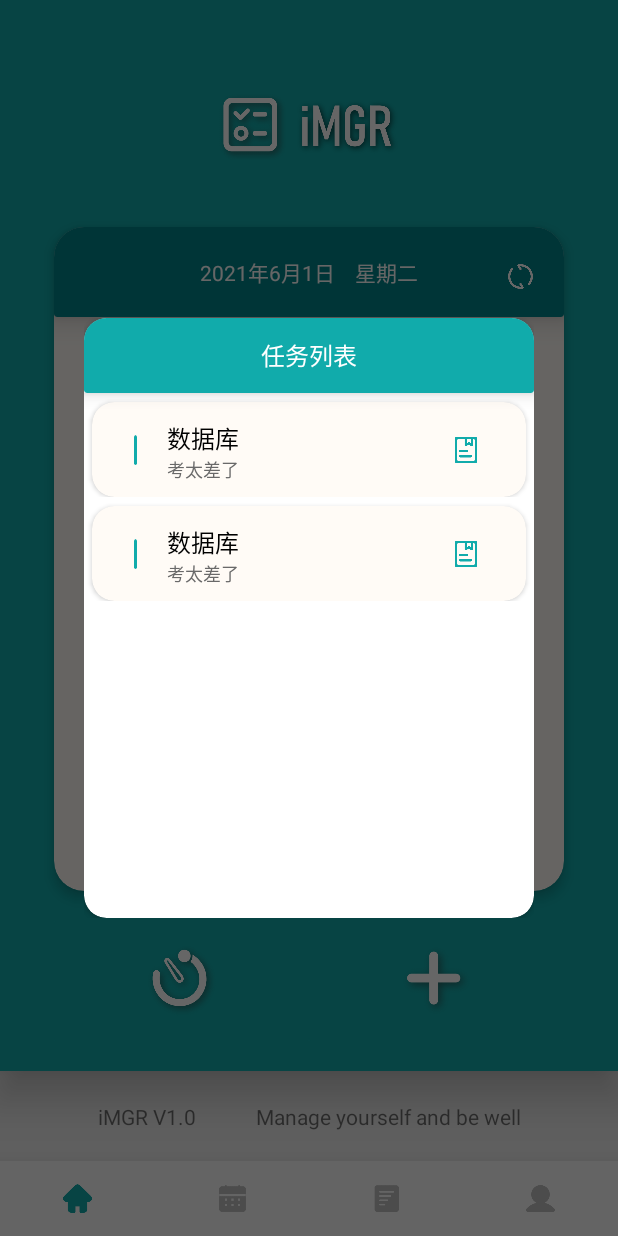
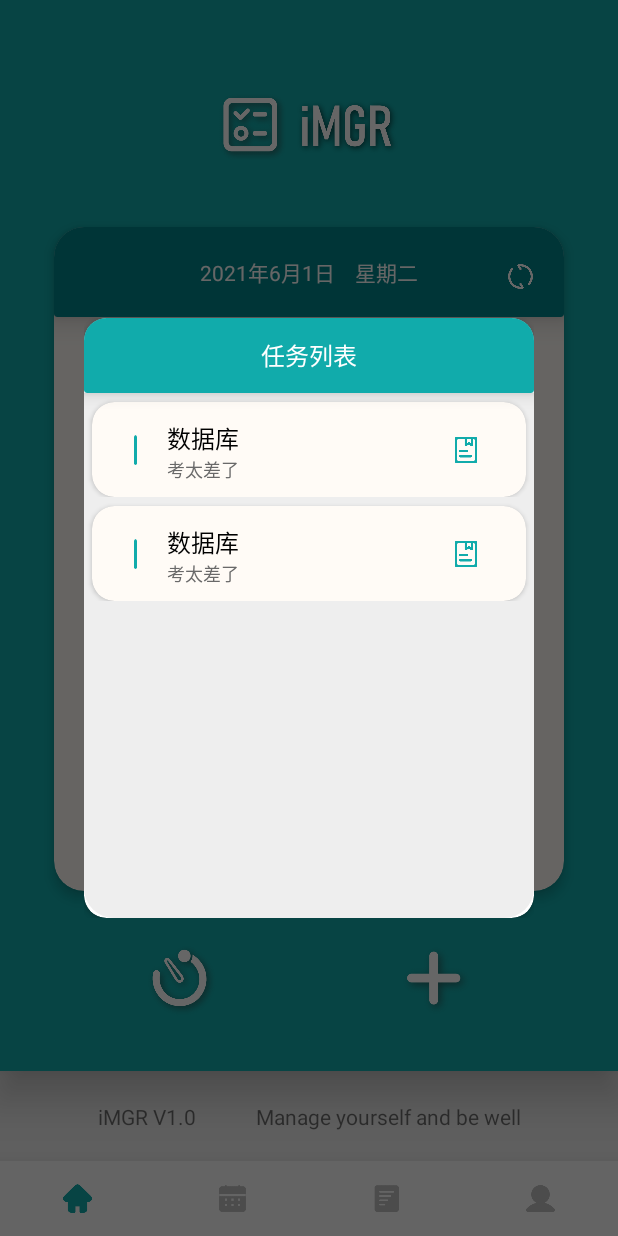
Before and after one commit to MoriningPerson/IManager, an Android app: the screen it shows after launch (MainActivity), after a tap on an icon or button, on a phone screen of 412 x 824 dp. Run offline under Robolectric (Android 15) with nearby library versions, the light colour scheme and no system bars; 1 other tap on this screen came first.

Commit message:
UI refresher packaged 1.5.1

```diff
--- a/app/src/main/res/layout/task_dialog.xml
+++ b/app/src/main/res/layout/task_dialog.xml
@@ -33,6 +33,7 @@
     </androidx.cardview.widget.CardView>
 
     <androidx.recyclerview.widget.RecyclerView
+        android:backgroundTint="@color/grey101"
         android:id="@+id/task_selector"
         android:layout_marginTop="50dp"
         android:layout_width="match_parent"
```
